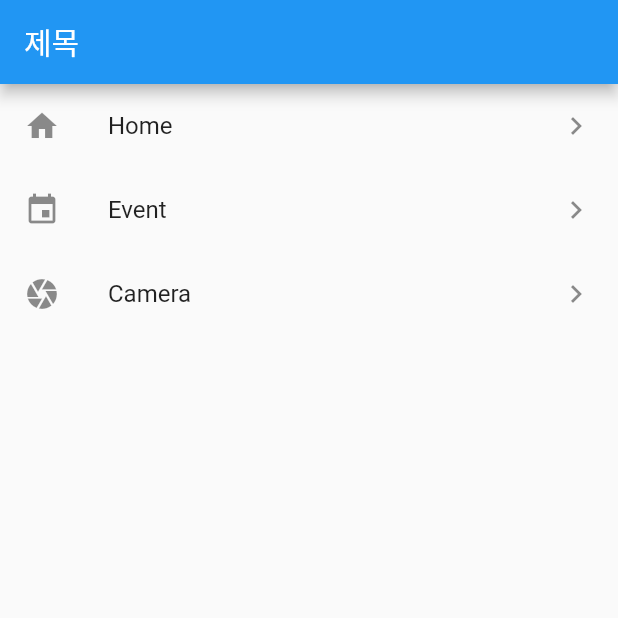
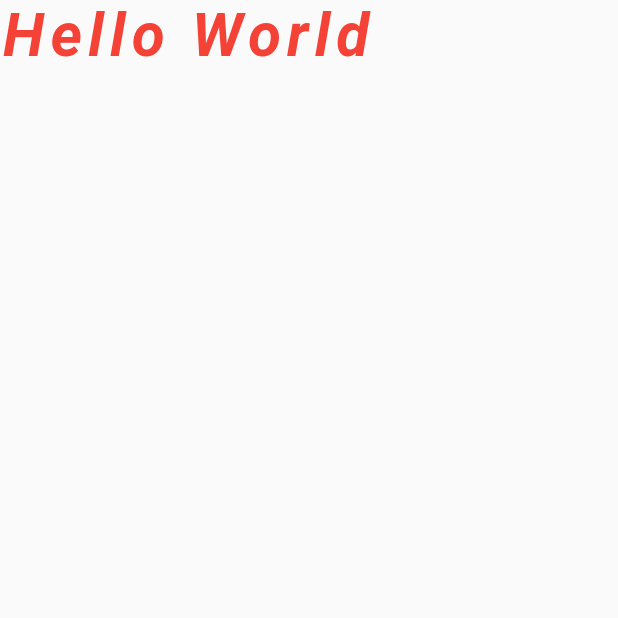
Before and after one commit to neighborpil/Dart_FlutterSurvivalCoding, a Flutter app: the screen it shows after launch, on a phone screen of 412 x 824 dp, the top half of it. Run offline on Flutter 3.47's test engine with Material 2 defaults, Android fonts, the phone set to English and light mode, and no system bars.

Commit message:
text widget

```diff
--- a/ch04_basic_widgets/lib/main.dart
+++ b/ch04_basic_widgets/lib/main.dart
@@ -32,34 +32,23 @@ class MyApp extends StatelessWidget {
 }
 
 class MyHomePage extends StatelessWidget {
-  final items = List.generate(100, (index) => index).toList();
-
   @override
   Widget build(BuildContext context) {
     return Scaffold(
-      appBar: AppBar(
-        title: Text('제목'),
-      ),
-      body: ListView(
-        scrollDirection: Axis.vertical,
+      body: Column(
+        mainAxisSize: MainAxisSize.max,
+        mainAxisAlignment: MainAxisAlignment.start,
+        crossAxisAlignment: CrossAxisAlignment.center,
         children: <Widget>[
-          ListTile(
-            leading: Icon(Icons.home),
-            title: Text('Home'),
-            trailing: Icon(Icons.navigate_next),
-            onTap: () {},
-          ),
-          ListTile(
-            leading: Icon(Icons.event),
-            title: Text('Event'),
-            trailing: Icon(Icons.navigate_next),
-            onTap: () {},
-          ),
-          ListTile(
-            leading: Icon(Icons.camera),
-            title: Text('Camera'),
-            trailing: Icon(Icons.navigate_next),
-            onTap: () {},
+          Text(
+            'Hello World',
+            style: TextStyle(
+              fontSize: 40.0,
+              fontStyle: FontStyle.italic,
+              fontWeight: FontWeight.bold,
+              color: Colors.red,
+              letterSpacing: 4.0 // 자간
+            ),
           )
         ],
       )
```
